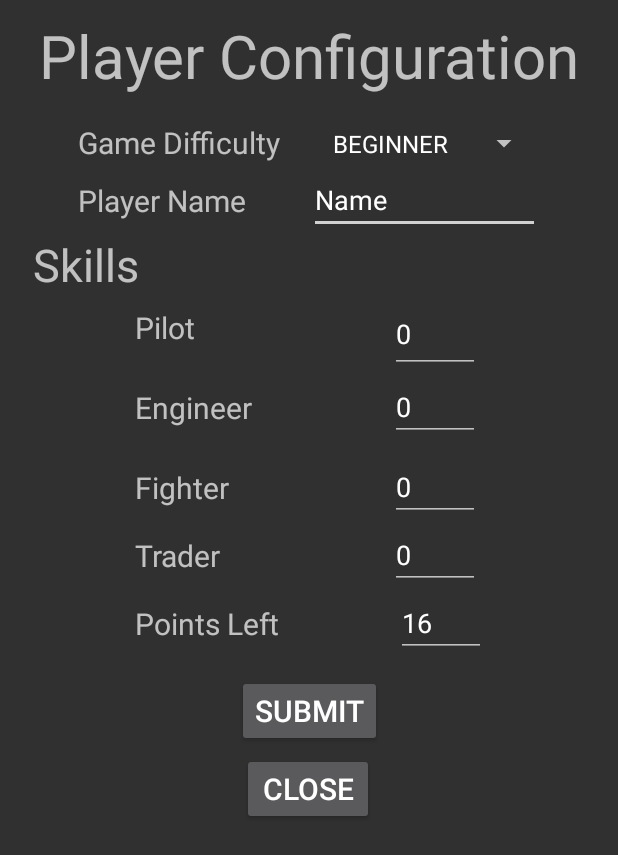
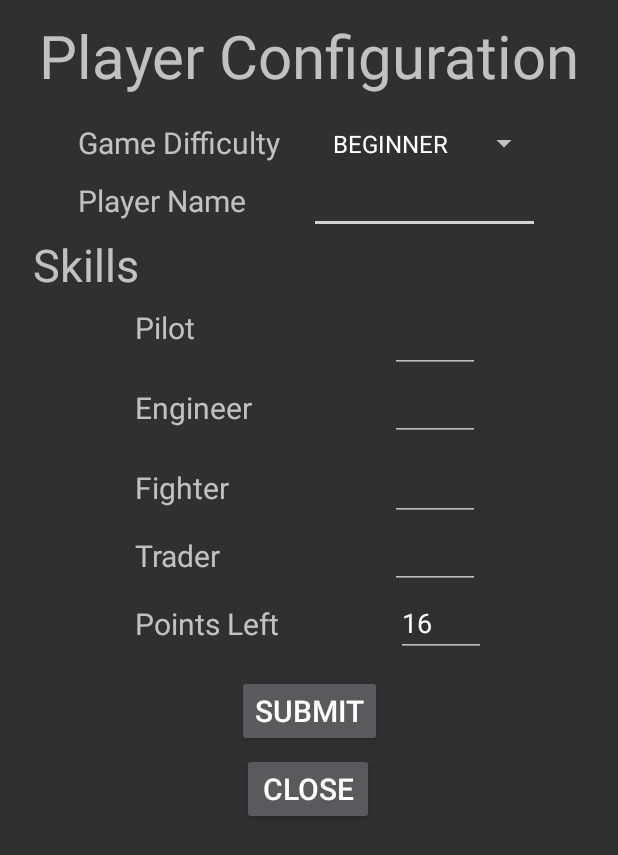
Before and after one commit to helblazer811/SpaceTrader, an Android app: the PlayerConfigurationActivity screen opened directly, with no data from a screen before it, on a phone screen of 412 x 824 dp. Shown: the top 855 px of the screen. Run offline under Robolectric (Android 15) with nearby library versions, the phone set to English and light mode, and no system bars; our stand-ins replace data binding; 1 statement that could not run was skipped.

Commit message:
Refactored out strings from activity_player_configuration and added two way data bindings to the activity xml file.

```diff
--- a/app/src/main/res/layout/activity_player_configuration.xml
+++ b/app/src/main/res/layout/activity_player_configuration.xml
@@ -21,13 +21,11 @@
     android:layout_height="wrap_content"
     android:layout_margin="10sp">
 
-
-
     <TextView
         android:id="@+id/player_configuration_header"
         android:layout_width="wrap_content"
         android:layout_height="70dp"
-        android:text="Player Configuration"
+        android:text="@string/player_configuration"
         android:textSize="40sp"
         app:layout_constraintEnd_toEndOf="parent"
         app:layout_constraintHorizontal_bias="0.5"
@@ -38,7 +36,7 @@
         android:id="@+id/game_difficulty"
         android:layout_width="wrap_content"
         android:layout_height="29dp"
-        android:text="Game Difficulty"
+        android:text="@string/game_difficulty"
         android:textSize="20sp"
         app:layout_constraintBottom_toBottomOf="@+id/game_difficulty_spinner"
         app:layout_constraintStart_toStartOf="@+id/player_name"
@@ -55,7 +53,7 @@
         android:id="@+id/player_name"
         android:layout_width="wrap_content"
         android:layout_height="wrap_content"
-        android:text="Player Name"
+        android:text="@string/player_name"
         android:textSize="20sp"
         app:layout_constraintBottom_toBottomOf="@+id/nameString"
         app:layout_constraintEnd_toStartOf="@+id/nameString"
@@ -69,7 +67,9 @@
         android:layout_height="wrap_content"
         android:ems="10"
         android:inputType="textPersonName"
-        android:text="Name"
+        android:text="@={viewmodel.player.name}"
+        app:error="@{viewmodel.player.nameError}"
+        app:onFocus="@{viewmodel.getNameOnFocusChangeListener()}"
         app:layout_constraintEnd_toEndOf="parent"
         app:layout_constraintHorizontal_bias="0.5"
         app:layout_constraintStart_toEndOf="@+id/player_name"
@@ -81,7 +81,7 @@
         android:layout_width="wrap_content"
         android:layout_height="wrap_content"
         android:layout_marginLeft="12dp"
-        android:text="Skills"
+        android:text="@string/skills"
         android:textSize="30sp"
         app:layout_constraintLeft_toLeftOf="parent"
         app:layout_constraintTop_toBottomOf="@+id/nameString" />
@@ -91,7 +91,7 @@
         android:layout_width="wrap_content"
         android:layout_height="wrap_content"
         android:layout_marginBottom="8dp"
-        android:text="Pilot"
+        android:text="@string/pilot"
         android:textSize="20sp"
         app:layout_constraintBottom_toBottomOf="@+id/pilot_number"
         app:layout_constraintEnd_toStartOf="@id/pilot_number"
@@ -107,7 +107,8 @@
         android:layout_height="52dp"
         android:ems="10"
         android:inputType="number"
-        android:text="0"
+        android:text="@={viewmodel.player.pilotPoints}"
+        app:onFocus="@{viewmodel.getPointOnFocusChangeListener()}"
         app:layout_constraintEnd_toEndOf="@+id/engineer_number"
         app:layout_constraintHorizontal_bias="0.0"
         app:layout_constraintStart_toStartOf="@+id/engineer_number"
@@ -117,7 +118,7 @@
         android:id="@+id/engineer"
         android:layout_width="wrap_content"
         android:layout_height="wrap_content"
-        android:text="Engineer"
+        android:text="@string/engineer"
         android:textSize="20sp"
         app:layout_constraintBottom_toBottomOf="@+id/engineer_number"
         app:layout_constraintStart_toStartOf="@+id/pilot"
@@ -129,7 +130,8 @@
         android:layout_height="45dp"
         android:ems="10"
         android:inputType="number"
-        android:text="0"
+        android:text="@={viewmodel.player.engineerPoints}"
+        app:onFocus="@{viewmodel.getPointOnFocusChangeListener()}"
         app:layout_constraintEnd_toEndOf="@+id/fighter_number"
         app:layout_constraintStart_toStartOf="@+id/fighter_number"
         app:layout_constraintTop_toBottomOf="@id/pilot_number" />
@@ -138,7 +140,7 @@
         android:id="@+id/fighter"
         android:layout_width="wrap_content"
         android:layout_height="wrap_content"
-        android:text="Fighter"
+        android:text="@string/fighter"
         android:textSize="20sp"
         app:layout_constraintBottom_toBottomOf="@+id/fighter_number"
         app:layout_constraintStart_toStartOf="@+id/engineer"
@@ -151,7 +153,8 @@
         android:layout_marginTop="8dp"
         android:ems="10"
         android:inputType="number"
-        android:text="0"
+        android:text="@={viewmodel.player.fighterPoints}"
+        app:onFocus="@{viewmodel.getPointOnFocusChangeListener()}"
         app:layout_constraintEnd_toEndOf="@+id/trader_number"
         app:layout_constraintStart_toStartOf="@+id/trader_number"
         app:layout_constraintTop_toBottomOf="@id/engineer_number" />
@@ -160,7 +163,7 @@
         android:id="@+id/trader"
         android:layout_width="wrap_content"
         android:layout_height="wrap_content"
-        android:text="Trader"
+        android:text="@string/trader"
         android:textSize="20sp"
         app:layout_constraintBottom_toBottomOf="@+id/trader_number"
         app:layout_constraintStart_toStartOf="@+id/fighter"
@@ -173,7 +176,8 @@
         android:layout_marginEnd="4dp"
         android:ems="10"
         android:inputType="number"
-        android:text="0"
+        android:text="@={viewmodel.player.traderPoints}"
+        app:onFocus="@{viewmodel.getPointOnFocusChangeListener()}"
         app:layout_constraintEnd_toEndOf="@+id/points_left_number"
         app:layout_constraintHorizontal_bias="1.0"
         app:layout_constraintStart_toStartOf="@+id/points_left_number"
@@ -183,7 +187,7 @@
         android:id="@+id/points_left_text"
         android:layout_width="wrap_content"
         android:layout_height="wrap_content"
-        android:text="Points Left"
+        android:text="@string/points_left"
         android:textSize="20sp"
         app:layout_constraintBottom_toBottomOf="@+id/points_left_number"
         app:layout_constraintStart_toStartOf="@+id/trader"
@@ -206,8 +210,10 @@
         android:layout_width="wrap_content"
         android:layout_height="wrap_content"
         android:layout_marginTop="12dp"
-        android:text="Submit"
+        android:text="@string/submit_button"
         android:textSize="20sp"
+        android:enabled="@{viewmodel.player.valid}"
+        android:onClick="@{() -> viewmodel.onSubmitButtonClick()}"
         app:layout_constraintEnd_toEndOf="parent"
         app:layout_constraintStart_toStartOf="parent"
         app:layout_constraintTop_toBottomOf="@id/points_left_number" />
@@ -218,7 +224,7 @@
         android:layout_height="wrap_content"
         android:layout_below="@+id/submit_button"
         android:layout_marginTop="4dp"
-        android:text="Close"
+        android:text="@string/close_button"
         android:textSize="20sp"
         app:layout_constraintEnd_toEndOf="parent"
         app:layout_constraintHorizontal_bias="0.498"
--- /dev/null
+++ b/app/src/main/res/values/player_config_strings.xml
@@ -0,0 +1,14 @@
+<?xml version="1.0" encoding="utf-8"?>
+<resources>
+    <string name="submit_button">Submit</string>
+    <string name="close_button">Close</string>
+    <string name="engineer">Engineer</string>
+    <string name="trader">Trader</string>
+    <string name="fighter">Fighter</string>
+    <string name="pilot">Pilot</string>
+    <string name="game_difficulty">Game Difficulty</string>
+    <string name="player_configuration">Player Configuration</string>
+    <string name="player_name">Player Name</string>
+    <string name="skills">Skills</string>
+    <string name="points_left">Points Left</string>
+</resources>
```
